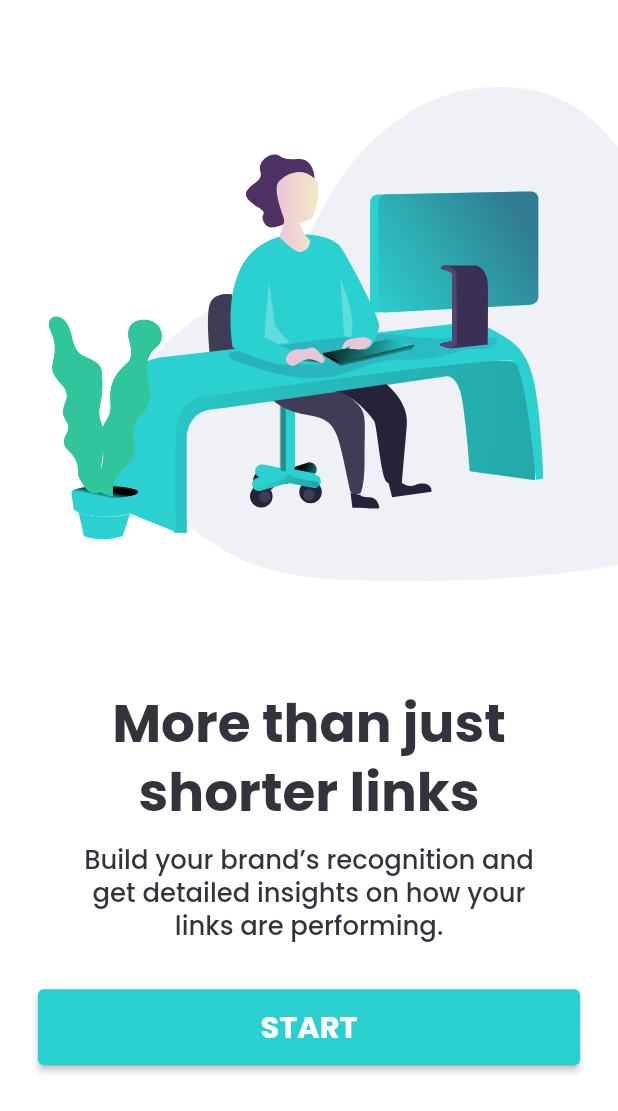
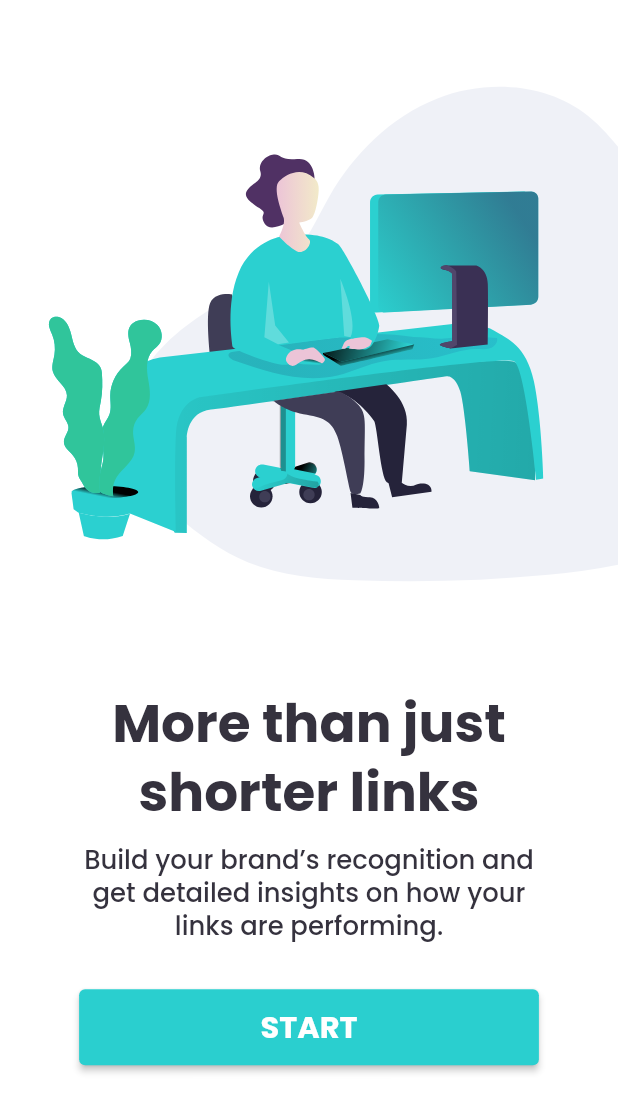
Before and after one commit to IagoAleksander/urlShortener, a Flutter app: the screen it shows after launch, on a phone screen of 412 x 824 dp, the part 125-1236 px from its top. Run offline on Flutter 3.47's test engine with Material 2 defaults, Android fonts, the phone set to English and light mode, and no system bars; our stand-ins replace flutter_mobx, flutter_screenutil, flutter_svg, mobx, page_view_indicators, sqflite and 1 more; accounts and stored records are empty; generated files the repository leaves out were written again.

Commit message:
Updated the size of the start button

```diff
--- a/url_shortener/lib/ui/screens/start_screen.dart
+++ b/url_shortener/lib/ui/screens/start_screen.dart
@@ -33,7 +33,7 @@ class StartScreen extends StatelessWidget {
                 textAlign: TextAlign.center,
                 style: Theme.of(context).textTheme.bodyText1),
             Padding(
-              padding: EdgeInsets.symmetric(vertical: 30.h),
+              padding: EdgeInsets.symmetric(vertical: 30.h, horizontal: 25.w),
               child: CustomButton(
                 UniqueKey(),
                 ButtonType.elevatedButton,
```
